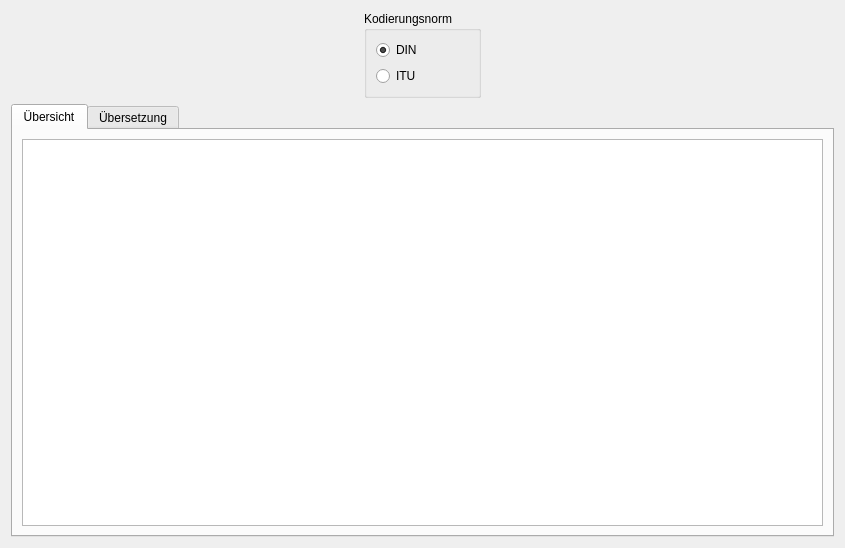
First picture: the form in Plug-Ins/Funkalphabet/Dialoge/Funkalphabet.ui, repository tuxmaster/ELS-Klient, before the edit.
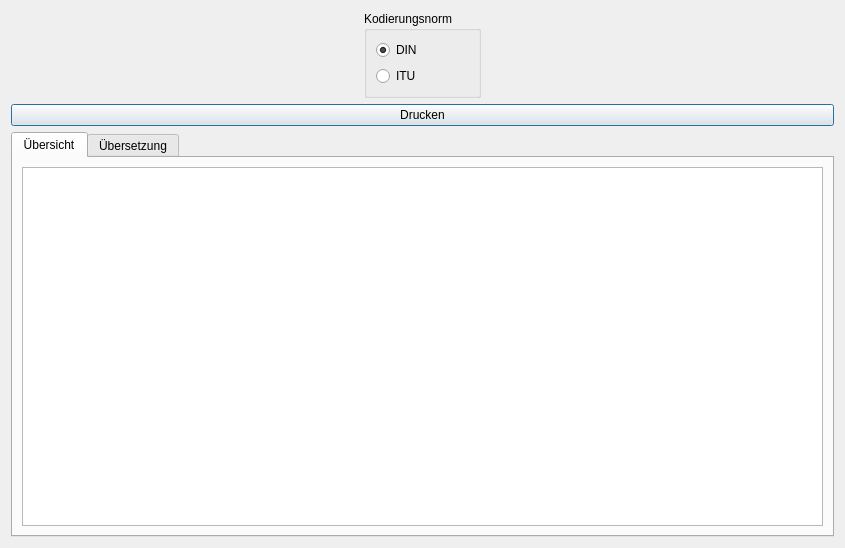
Second picture: the form after the edit.

Commit message: - Funkalphabet: 	"X" im Dialog eingefügt. 	Vorbereitung, das Handzettel gedruckt werden können.

```diff
--- a/Plug-Ins/Funkalphabet/Dialoge/Funkalphabet.ui
+++ b/Plug-Ins/Funkalphabet/Dialoge/Funkalphabet.ui
@@ -79,6 +79,16 @@
      </item>
     </layout>
    </item>
+   <item>
+    <widget class="QPushButton" name="sfDrucken">
+     <property name="toolTip">
+      <string>Druckt beide Normen als Handzettel aus.</string>
+     </property>
+     <property name="text">
+      <string>Drucken</string>
+     </property>
+    </widget>
+   </item>
    <item>
     <widget class="QTabWidget" name="Karten">
      <property name="currentIndex">
```
The commit also changes 2 other files.
